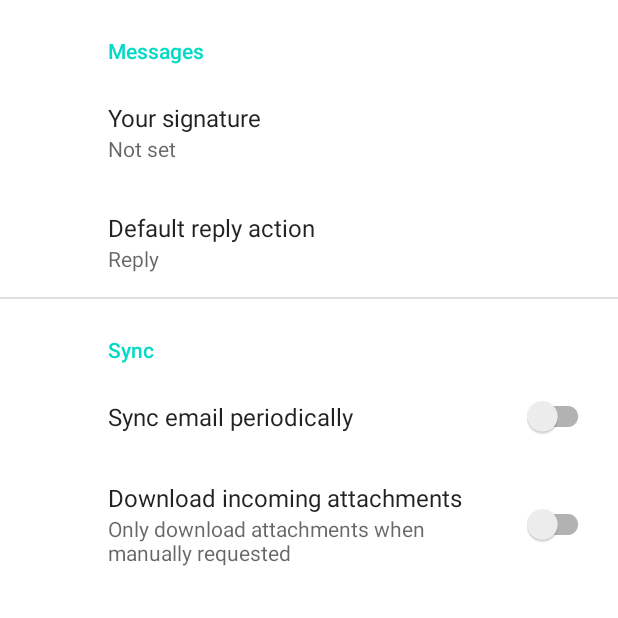
After one commit to divyansh-dxn/GitRepos, an Android app built with Jetpack Compose: the fragment SettingsFragment shown on its own in the app's theme, on a phone screen of 412 x 824 dp, the top half of it. The commit adds this screen. Run offline under Robolectric (Android 15) with nearby library versions, the phone set to English and light mode, and no system bars; our stand-ins replace androidx.preference.

Commit message:
added preferences screem

```diff
--- a/app/build.gradle
+++ b/app/build.gradle
@@ -50,6 +50,7 @@ dependencies {
     implementation "com.google.dagger:hilt-android:$hilt_version"
     implementation 'androidx.compose.ui:ui:1.1.1'
     implementation 'androidx.compose.material:material:1.1.1'
+    implementation 'androidx.preference:preference:1.2.0'
     kapt "com.google.dagger:hilt-compiler:$hilt_version"
 
     implementation "io.coil-kt:coil:$coil_version"
@@ -60,7 +61,6 @@ dependencies {
     implementation "androidx.navigation:navigation-fragment-ktx:$nav_version"
     implementation "androidx.navigation:navigation-ui-ktx:$nav_version"
     implementation 'androidx.hilt:hilt-navigation-fragment:1.0.0'
-
 
     implementation 'androidx.core:core-ktx:1.7.0'
     implementation 'androidx.appcompat:appcompat:1.4.1'
--- /dev/null
+++ b/app/src/main/java/com/dxn/github/repos/ui/screens/settings/SettingsFragment.kt
@@ -0,0 +1,12 @@
+package com.dxn.github.repos.ui.screens.settings
+
+import android.os.Bundle
+import androidx.preference.PreferenceFragmentCompat
+import com.dxn.github.repos.R
+
+class SettingsFragment : PreferenceFragmentCompat() {
+
+    override fun onCreatePreferences(savedInstanceState: Bundle?, rootKey: String?) {
+        setPreferencesFromResource(R.xml.root_preferences, rootKey)
+    }
+}
--- /dev/null
+++ b/app/src/main/res/values/arrays.xml
@@ -0,0 +1,12 @@
+<resources>
+    <!-- Reply Preference -->
+    <string-array name="reply_entries">
+        <item>Reply</item>
+        <item>Reply to all</item>
+    </string-array>
+
+    <string-array name="reply_values">
+        <item>reply</item>
+        <item>reply_all</item>
+    </string-array>
+</resources>
--- a/app/src/main/res/values/strings.xml
+++ b/app/src/main/res/values/strings.xml
@@ -3,4 +3,23 @@
     <string name="sort_by">Sort By</string>
     <string name="organization">Organization</string>
     <string name="search">Search</string>
+    <string name="sort_updated">Updated</string>
+    <string name="sort_created">Created</string>
+    <string name="sort_pushed">Pushed</string>
+    <string name="sort_name">Name</string>
+    <string name="title_settings">Settings</string>
+    <!-- Preference Titles -->
+    <string name="messages_header">Messages</string>
+    <string name="sync_header">Sync</string>
+
+    <!-- Messages Preferences -->
+    <string name="signature_title">Your signature</string>
+    <string name="reply_title">Default reply action</string>
+
+    <!-- Sync Preferences -->
+    <string name="sync_title">Sync email periodically</string>
+    <string name="attachment_title">Download incoming attachments</string>
+    <string name="attachment_summary_on">Automatically download attachments for incoming emails
+    </string>
+    <string name="attachment_summary_off">Only download attachments when manually requested</string>
 </resources>
--- /dev/null
+++ b/app/src/main/res/xml/root_preferences.xml
@@ -0,0 +1,35 @@
+<PreferenceScreen xmlns:app="http://schemas.android.com/apk/res-auto">
+
+    <PreferenceCategory app:title="@string/messages_header">
+
+        <EditTextPreference
+            app:key="signature"
+            app:title="@string/signature_title"
+            app:useSimpleSummaryProvider="true" />
+
+        <ListPreference
+            app:defaultValue="reply"
+            app:entries="@array/reply_entries"
+            app:entryValues="@array/reply_values"
+            app:key="reply"
+            app:title="@string/reply_title"
+            app:useSimpleSummaryProvider="true" />
+
+    </PreferenceCategory>
+
+    <PreferenceCategory app:title="@string/sync_header">
+
+        <SwitchPreferenceCompat
+            app:key="sync"
+            app:title="@string/sync_title" />
+
+        <SwitchPreferenceCompat
+            app:dependency="sync"
+            app:key="attachment"
+            app:summaryOff="@string/attachment_summary_off"
+            app:summaryOn="@string/attachment_summary_on"
+            app:title="@string/attachment_title" />
+
+    </PreferenceCategory>
+
+</PreferenceScreen>
```
Also changed, not shown: app/src/main/java/com/dxn/github/repos/common/util/Organization.kt (+17 -4 lines), app/src/main/java/com/dxn/github/repos/common/util/RepoSort.kt (+20 -4 lines), app/src/main/java/com/dxn/github/repos/ui/screens/home/HomeFragment.kt (+25 -10 lines), app/src/main/java/com/dxn/github/repos/ui/screens/home/HomeViewModel.kt (+4 -21 lines), app/src/main/res/drawable/ic_settings_24.xml (added, +10 -0 lines), app/src/main/res/layout/settings_fragment.xml (added, +25 -0 lines), app/src/main/res/menu/home_action_menu.xml (+2 -7 lines), app/src/main/res/navigation/nav_graph.xml (+11 -0 lines).
